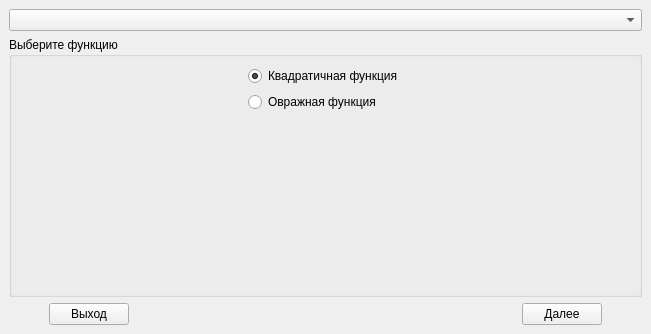
Eliminationzx/optimizationmethods, file branches/optimizationmethods/ui/optimizationmethods.ui: the form before one commit.
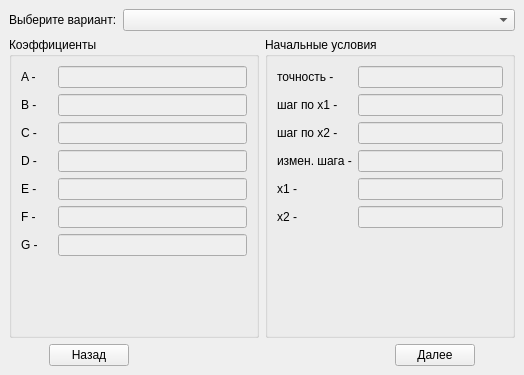
The form after the commit. The open tabs and pages were chosen to show the change.

Commit message: Немного поправил форму.

Patch:
```diff
--- a/branches/optimizationmethods/ui/optimizationmethods.ui
+++ b/branches/optimizationmethods/ui/optimizationmethods.ui
@@ -6,8 +6,8 @@
    <rect>
     <x>0</x>
     <y>0</y>
-    <width>651</width>
-    <height>334</height>
+    <width>524</width>
+    <height>375</height>
    </rect>
   </property>
   <property name="windowTitle">
@@ -17,8 +17,6 @@
    <number>0</number>
   </property>
   <widget class="QWidget" name="selectType">
-   <layout class="QGridLayout" name="gridLayout_3">
-    <item row="0" column="0">
      <layout class="QGridLayout" name="gridLayout_2">
       <item row="0" column="0">
        <widget class="QComboBox" name="choiceMethods"/>
@@ -85,8 +83,6 @@
         <property name="title">
          <string>Выберите функцию</string>
         </property>
-        <layout class="QGridLayout" name="gridLayout">
-         <item row="0" column="0">
           <layout class="QVBoxLayout" name="verticalLayout_2">
            <item>
             <layout class="QHBoxLayout" name="horizontalLayout_2">
@@ -153,8 +149,28 @@
             </spacer>
            </item>
           </layout>
-         </item>
-        </layout>
+     </widget>
+    </item>
+    <item row="2" column="0">
+     <layout class="QHBoxLayout" name="horizontalLayout" stretch="0,0,1,0,0">
+      <item>
+       <spacer name="horizontalSpacer">
+        <property name="orientation">
+         <enum>Qt::Horizontal</enum>
+        </property>
+        <property name="sizeHint" stdset="0">
+         <size>
+          <width>40</width>
+          <height>20</height>
+         </size>
+        </property>
+       </spacer>
+      </item>
+      <item>
+       <widget class="QPushButton" name="exit_button">
+        <property name="text">
+         <string>Выход</string>
+        </property>
        </widget>
       </item>
      </layout>
@@ -162,13 +178,295 @@
    </layout>
   </widget>
   <widget class="QWidget" name="selectVar">
-   <layout class="QGridLayout" name="gridLayout_6">
-    <item row="0" column="0">
      <layout class="QGridLayout" name="gridLayout_4">
+    <item row="0" column="0" colspan="2">
+     <layout class="QHBoxLayout" name="horizontalLayout_4" stretch="0,1">
+      <item>
+       <widget class="QLabel" name="label">
+        <property name="text">
+         <string>Выберите вариант:</string>
+        </property>
+       </widget>
+      </item>
+      <item>
+       <widget class="QComboBox" name="comboBox"/>
+      </item>
+     </layout>
+    </item>
+    <item row="1" column="0">
+     <widget class="QGroupBox" name="quadKoef">
+      <property name="title">
+       <string>Коэффициенты</string>
+      </property>
+      <layout class="QVBoxLayout" name="verticalLayout_3">
+       <item>
+        <layout class="QGridLayout" name="gridLayout_3" columnstretch="1,6">
       <item row="0" column="0">
-       <widget class="QComboBox" name="choiceMethods_2"/>
-      </item>
+          <widget class="QLabel" name="label_2">
+           <property name="text">
+            <string>A -</string>
+           </property>
+          </widget>
+         </item>
+         <item row="0" column="1">
+          <widget class="QLineEdit" name="a">
+           <property name="enabled">
+            <bool>false</bool>
+           </property>
+           <property name="text">
+            <string/>
+           </property>
+          </widget>
+         </item>
+         <item row="1" column="0">
+          <widget class="QLabel" name="label_3">
+           <property name="text">
+            <string>B -</string>
+           </property>
+          </widget>
+         </item>
+         <item row="1" column="1">
+          <widget class="QLineEdit" name="b">
+           <property name="enabled">
+            <bool>false</bool>
+           </property>
+           <property name="text">
+            <string/>
+           </property>
+          </widget>
+         </item>
       <item row="2" column="0">
+          <widget class="QLabel" name="label_4">
+           <property name="text">
+            <string>C -</string>
+           </property>
+          </widget>
+         </item>
+         <item row="2" column="1">
+          <widget class="QLineEdit" name="c">
+           <property name="enabled">
+            <bool>false</bool>
+           </property>
+           <property name="text">
+            <string/>
+           </property>
+          </widget>
+         </item>
+         <item row="3" column="0">
+          <widget class="QLabel" name="label_5">
+           <property name="text">
+            <string>D -</string>
+           </property>
+          </widget>
+         </item>
+         <item row="3" column="1">
+          <widget class="QLineEdit" name="d">
+           <property name="enabled">
+            <bool>false</bool>
+           </property>
+           <property name="text">
+            <string/>
+           </property>
+          </widget>
+         </item>
+         <item row="4" column="0">
+          <widget class="QLabel" name="label_6">
+           <property name="text">
+            <string>E -</string>
+           </property>
+          </widget>
+         </item>
+         <item row="4" column="1">
+          <widget class="QLineEdit" name="e">
+           <property name="enabled">
+            <bool>false</bool>
+           </property>
+           <property name="text">
+            <string/>
+           </property>
+          </widget>
+         </item>
+         <item row="5" column="0">
+          <widget class="QLabel" name="label_7">
+           <property name="text">
+            <string>F -</string>
+           </property>
+          </widget>
+         </item>
+         <item row="5" column="1">
+          <widget class="QLineEdit" name="f">
+           <property name="enabled">
+            <bool>false</bool>
+           </property>
+           <property name="text">
+            <string/>
+           </property>
+          </widget>
+         </item>
+         <item row="6" column="0">
+          <widget class="QLabel" name="label_8">
+           <property name="text">
+            <string>G -</string>
+           </property>
+          </widget>
+         </item>
+         <item row="6" column="1">
+          <widget class="QLineEdit" name="g">
+           <property name="enabled">
+            <bool>false</bool>
+           </property>
+           <property name="text">
+            <string/>
+           </property>
+          </widget>
+         </item>
+        </layout>
+       </item>
+       <item>
+        <spacer name="verticalSpacer_2">
+         <property name="orientation">
+          <enum>Qt::Vertical</enum>
+         </property>
+         <property name="sizeHint" stdset="0">
+          <size>
+           <width>20</width>
+           <height>40</height>
+          </size>
+         </property>
+        </spacer>
+       </item>
+      </layout>
+     </widget>
+    </item>
+    <item row="1" column="1">
+     <widget class="QGroupBox" name="quadSimpleCon">
+      <property name="title">
+       <string>Начальные условия</string>
+      </property>
+      <layout class="QVBoxLayout" name="verticalLayout_4">
+       <item>
+        <layout class="QGridLayout" name="gridLayout" columnstretch="1,5">
+         <item row="0" column="0">
+          <widget class="QLabel" name="label_9">
+           <property name="text">
+            <string>точность -</string>
+           </property>
+          </widget>
+         </item>
+         <item row="0" column="1">
+          <widget class="QLineEdit" name="accuracy">
+           <property name="enabled">
+            <bool>false</bool>
+           </property>
+           <property name="text">
+            <string/>
+           </property>
+          </widget>
+         </item>
+         <item row="1" column="0">
+          <widget class="QLabel" name="label_10">
+           <property name="text">
+            <string>шаг по х1 -</string>
+           </property>
+          </widget>
+         </item>
+         <item row="1" column="1">
+          <widget class="QLineEdit" name="stepx1">
+           <property name="enabled">
+            <bool>false</bool>
+           </property>
+           <property name="text">
+            <string/>
+           </property>
+          </widget>
+         </item>
+         <item row="2" column="0">
+          <widget class="QLabel" name="label_11">
+           <property name="text">
+            <string>шаг по х2 -</string>
+           </property>
+          </widget>
+         </item>
+         <item row="2" column="1">
+          <widget class="QLineEdit" name="stepx2">
+           <property name="enabled">
+            <bool>false</bool>
+           </property>
+           <property name="text">
+            <string/>
+           </property>
+          </widget>
+         </item>
+         <item row="3" column="0">
+          <widget class="QLabel" name="label_12">
+           <property name="text">
+            <string>измен. шага -</string>
+           </property>
+          </widget>
+         </item>
+         <item row="3" column="1">
+          <widget class="QLineEdit" name="stepChange">
+           <property name="enabled">
+            <bool>false</bool>
+           </property>
+           <property name="text">
+            <string/>
+           </property>
+          </widget>
+         </item>
+         <item row="4" column="0">
+          <widget class="QLabel" name="label_13">
+           <property name="text">
+            <string>х1 -</string>
+           </property>
+          </widget>
+         </item>
+         <item row="4" column="1">
+          <widget class="QLineEdit" name="x1">
+           <property name="enabled">
+            <bool>false</bool>
+           </property>
+           <property name="text">
+            <string/>
+           </property>
+          </widget>
+         </item>
+         <item row="5" column="0">
+          <widget class="QLabel" name="label_14">
+           <property name="text">
+            <string>х2 -</string>
+           </property>
+          </widget>
+         </item>
+         <item row="5" column="1">
+          <widget class="QLineEdit" name="x2">
+           <property name="enabled">
+            <bool>false</bool>
+           </property>
+           <property name="text">
+            <string/>
+           </property>
+          </widget>
+         </item>
+        </layout>
+       </item>
+       <item>
+        <spacer name="verticalSpacer_3">
+         <property name="orientation">
+          <enum>Qt::Vertical</enum>
+         </property>
+         <property name="sizeHint" stdset="0">
+          <size>
+           <width>20</width>
+           <height>60</height>
+          </size>
+         </property>
+        </spacer>
+       </item>
+      </layout>
+     </widget>
+    </item>
+    <item row="2" column="0" colspan="2">
        <layout class="QHBoxLayout" name="horizontalLayout_3" stretch="0,0,1,0,0">
         <item>
          <spacer name="horizontalSpacer_6">
@@ -186,7 +484,7 @@
         <item>
          <widget class="QPushButton" name="exit_button_2">
           <property name="text">
-           <string>Выход</string>
+         <string>Назад</string>
           </property>
          </widget>
         </item>
@@ -225,85 +523,6 @@
         </item>
        </layout>
       </item>
-      <item row="1" column="0">
-       <widget class="QGroupBox" name="functions_2">
-        <property name="title">
-         <string>Выберите функцию</string>
-        </property>
-        <layout class="QGridLayout" name="gridLayout_5">
-         <item row="0" column="0">
-          <layout class="QVBoxLayout" name="verticalLayout_3">
-           <item>
-            <layout class="QHBoxLayout" name="horizontalLayout_4">
-             <item>
-              <spacer name="horizontalSpacer_9">
-               <property name="orientation">
-                <enum>Qt::Horizontal</enum>
-               </property>
-               <property name="sizeHint" stdset="0">
-                <size>
-                 <width>40</width>
-                 <height>20</height>
-                </size>
-               </property>
-              </spacer>
-             </item>
-             <item>
-              <layout class="QVBoxLayout" name="verticalLayout_4">
-               <item>
-                <widget class="QRadioButton" name="quadFunction_2">
-                 <property name="text">
-                  <string>Квадратичная функция</string>
-                 </property>
-                 <property name="checked">
-                  <bool>true</bool>
-                 </property>
-                </widget>
-               </item>
-               <item>
-                <widget class="QRadioButton" name="ravinFunction_2">
-                 <property name="text">
-                  <string>Овражная функция</string>
-                 </property>
-                </widget>
-               </item>
-              </layout>
-             </item>
-             <item>
-              <spacer name="horizontalSpacer_10">
-               <property name="orientation">
-                <enum>Qt::Horizontal</enum>
-               </property>
-               <property name="sizeHint" stdset="0">
-                <size>
-                 <width>40</width>
-                 <height>20</height>
-                </size>
-               </property>
-              </spacer>
-             </item>
-            </layout>
-           </item>
-           <item>
-            <spacer name="verticalSpacer_2">
-             <property name="orientation">
-              <enum>Qt::Vertical</enum>
-             </property>
-             <property name="sizeHint" stdset="0">
-              <size>
-               <width>20</width>
-               <height>40</height>
-              </size>
-             </property>
-            </spacer>
-           </item>
-          </layout>
-         </item>
-        </layout>
-       </widget>
-      </item>
-     </layout>
-    </item>
    </layout>
   </widget>
  </widget>
```
Left out of the diff: 114 changed lines with no effect on the pictures. Lines whose indentation alone changed are shown as unchanged.
